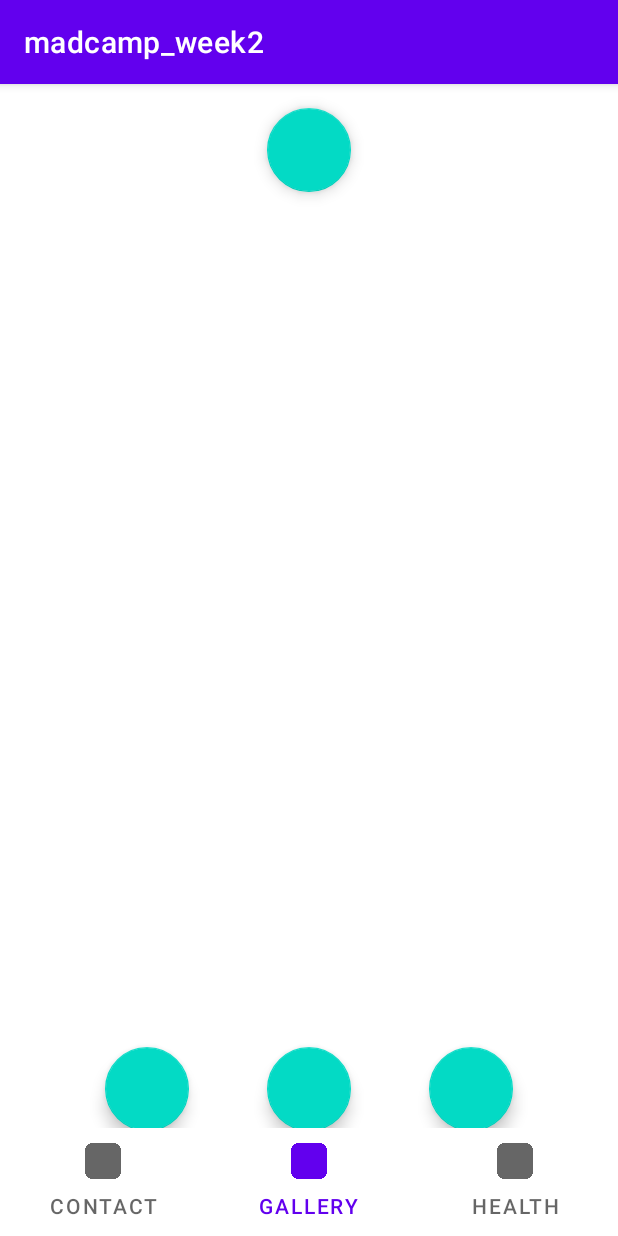
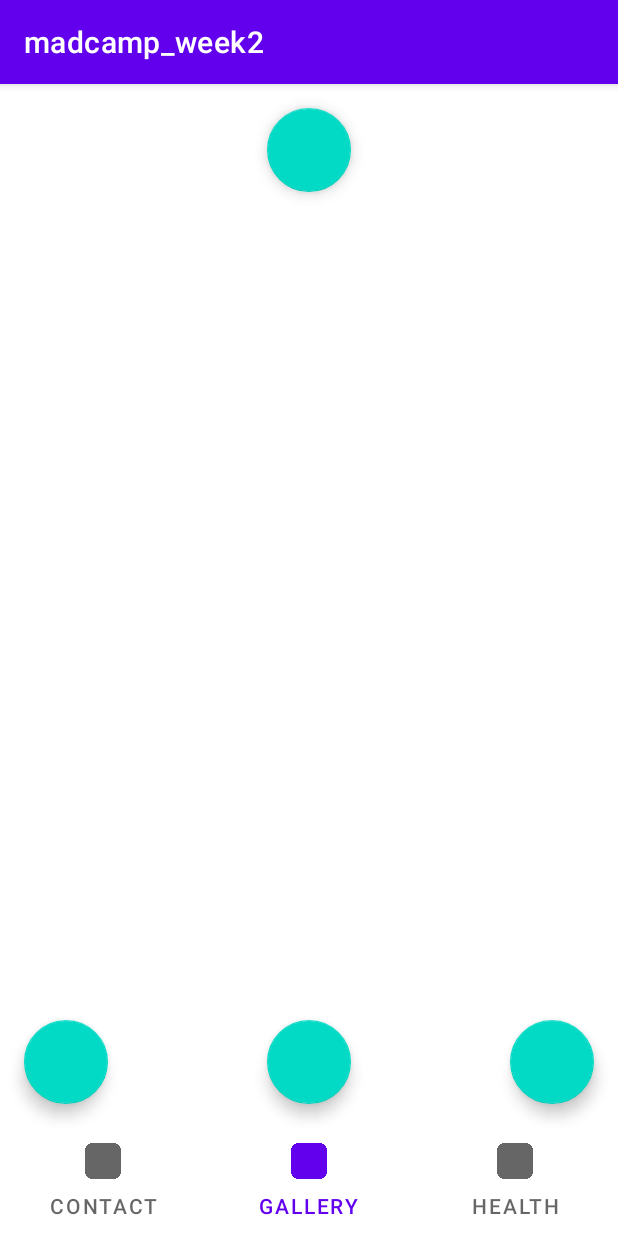
Before and after one commit to madcamp2020-proj2/work, an Android app: the screen it shows after launch (MainActivity), item 2 of the bottom bar chosen, on a phone screen of 412 x 824 dp. Run offline under Robolectric (Android 15) with nearby library versions, the phone set to English and light mode, and no system bars; libraries missing offline, so code that uses them is left out: com.gun0912.tedpermission; pictures from the network do not load; 2 statements that could not run were skipped.

Commit message:
main layout change

```diff
--- a/app/src/main/res/layout/activity_main.xml
+++ b/app/src/main/res/layout/activity_main.xml
@@ -1,38 +1,29 @@
 <?xml version="1.0" encoding="utf-8"?>
 
-<androidx.constraintlayout.widget.ConstraintLayout xmlns:android="http://schemas.android.com/apk/res/android"
+<LinearLayout xmlns:android="http://schemas.android.com/apk/res/android"
     xmlns:app="http://schemas.android.com/apk/res-auto"
     xmlns:tools="http://schemas.android.com/tools"
     android:layout_width="match_parent"
     android:layout_height="match_parent"
     android:background="#87CBD9"
+    android:orientation="vertical"
     tools:context=".MainActivity">
-
-
-
 
     <androidx.viewpager.widget.ViewPager
         android:id="@+id/viewpager"
         android:layout_width="match_parent"
-        android:layout_height="match_parent"
-        android:background="@color/white"
-        app:layout_constraintTop_toTopOf="@+id/tabLayout"
-        tools:layout_editor_absoluteX="-89dp"/>
+        android:layout_height="0dp"
+        android:layout_weight="1"
+        android:background="@color/white" />
 
     <com.google.android.material.tabs.TabLayout
         android:id="@+id/tabLayout"
-        android:layout_width="0dp"
+        android:layout_width="match_parent"
         android:layout_height="wrap_content"
-        app:layout_constraintBottom_toBottomOf="parent"
-        app:layout_constraintEnd_toEndOf="parent"
-        app:layout_constraintStart_toStartOf="parent"
-        app:layout_constraintTop_toTopOf="parent"
-        app:layout_constraintVertical_bias="1.0"
-        app:tabIndicatorColor="@color/white"
-        >
+        app:tabIndicatorColor="@color/white">
 
         <com.google.android.material.tabs.TabItem
-            android:layout_width="wrap_content"
+            android:layout_width="100dp"
             android:layout_height="wrap_content"
             android:text="Monday" />
 
@@ -46,8 +37,4 @@
             android:layout_height="wrap_content"
             android:text="Wednesday" />
     </com.google.android.material.tabs.TabLayout>
-
-
-
-
-</androidx.constraintlayout.widget.ConstraintLayout>
+</LinearLayout>
--- a/app/src/main/res/layout/fragment_2.xml
+++ b/app/src/main/res/layout/fragment_2.xml
@@ -37,7 +37,7 @@
         android:layout_width="wrap_content"
         android:layout_height="wrap_content"
         android:layout_gravity="bottom|end"
-        android:layout_margin="70dp" />
+        android:layout_margin="16dp" />
 
 
     <com.google.android.material.floatingactionbutton.FloatingActionButton
@@ -45,14 +45,14 @@
         android:layout_width="wrap_content"
         android:layout_height="wrap_content"
         android:layout_gravity="bottom|center_horizontal"
-        android:layout_margin="70dp" />
+        android:layout_margin="16dp" />
 
     <com.google.android.material.floatingactionbutton.FloatingActionButton
         android:id="@+id/fabLoad"
         android:layout_width="wrap_content"
         android:layout_height="wrap_content"
         android:layout_gravity="bottom|center_vertical"
-        android:layout_margin="70dp" />
+        android:layout_margin="16dp" />
 
     <com.google.android.material.floatingactionbutton.FloatingActionButton
         android:id="@+id/fabMulti"
```
